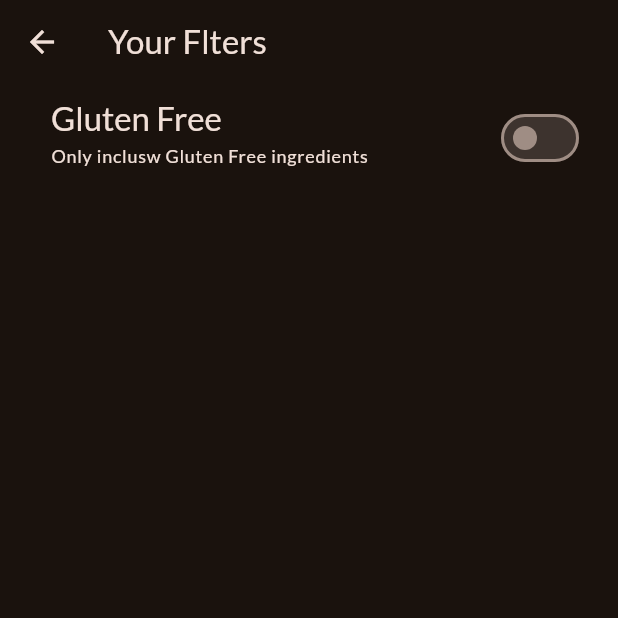
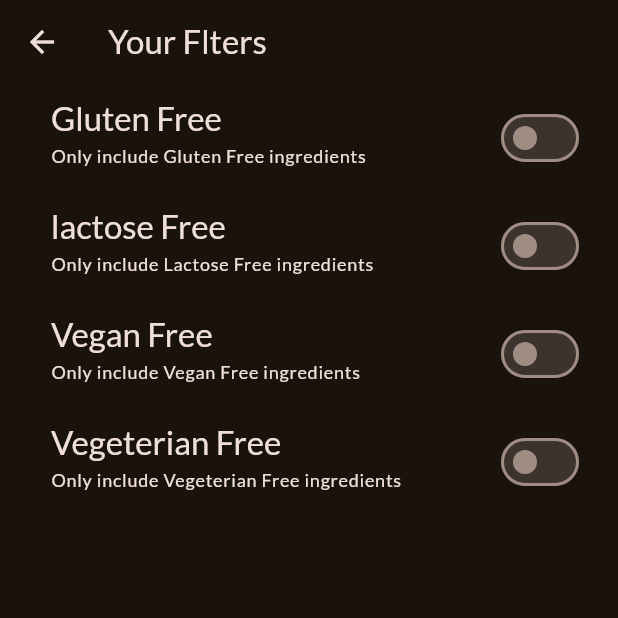
Before and after one commit to JoyChowdhury12/Super-Meals-App, a Flutter app: the FilterScreen screen opened directly with empty values, on a phone screen of 412 x 824 dp, the top half of it. Run offline on Flutter 3.47's test engine with Material 3 defaults, Android fonts, the phone set to English and light mode, and no system bars; our stand-ins replace google_fonts, transparent_image; statements that could not run were skipped.

Commit message:
Added the four feature in filters screen

```diff
--- a/lib/screens/filter_screen.dart
+++ b/lib/screens/filter_screen.dart
@@ -3,9 +3,11 @@ import 'package:flutter/material.dart';
 enum Filter { glutenFree, lactoseFree, vegeterianFree, veganFree }
 
 class FilterScreen extends StatefulWidget {
+  final currentFilters;
   final Map<Filter, bool> currrentFilters;
 
-  const FilterScreen({super.key, required this.currrentFilters});
+  const FilterScreen(
+      {super.key, required this.currrentFilters, this.currentFilters});
 
   @override
   State<FilterScreen> createState() => _FilterScreenState();
@@ -20,6 +22,9 @@ class _FilterScreenState extends State<FilterScreen> {
   @override
   void initState() {
     _glutenFreeFilterSet = widget.currrentFilters[Filter.glutenFree]!;
+    _lactoseFreeFilterSet = widget.currrentFilters[Filter.lactoseFree]!;
+    _veganFreeFilterSet = widget.currrentFilters[Filter.veganFree]!;
+    _vegeterianFreeFilterSet = widget.currrentFilters[Filter.vegeterianFree]!;
     super.initState();
   }
 
@@ -31,7 +36,12 @@ class _FilterScreenState extends State<FilterScreen> {
       ),
       body: WillPopScope(
         onWillPop: () async {
-          Navigator.of(context).pop({Filter.glutenFree: _glutenFreeFilterSet});
+          Navigator.of(context).pop({
+            Filter.glutenFree: _glutenFreeFilterSet,
+            Filter.lactoseFree: _lactoseFreeFilterSet,
+            Filter.veganFree: _veganFreeFilterSet,
+            Filter.vegeterianFree: _vegeterianFreeFilterSet,
+          });
           return false;
         },
         child: Column(
@@ -49,7 +59,67 @@ class _FilterScreenState extends State<FilterScreen> {
                     color: Theme.of(context).colorScheme.onBackground),
               ),
               subtitle: Text(
-                "Only inclusw Gluten Free ingredients",
+                "Only include Gluten Free ingredients",
+                style: Theme.of(context).textTheme.labelMedium!.copyWith(
+                    color: Theme.of(context).colorScheme.onBackground),
+              ),
+              activeColor: Theme.of(context).colorScheme.tertiary,
+              contentPadding: EdgeInsets.only(left: 34, right: 22),
+            ),
+            SwitchListTile(
+              value: _lactoseFreeFilterSet,
+              onChanged: (newValue) {
+                setState(() {
+                  _lactoseFreeFilterSet = newValue;
+                });
+              },
+              title: Text(
+                "lactose Free",
+                style: Theme.of(context).textTheme.titleLarge!.copyWith(
+                    color: Theme.of(context).colorScheme.onBackground),
+              ),
+              subtitle: Text(
+                "Only include Lactose Free ingredients",
+                style: Theme.of(context).textTheme.labelMedium!.copyWith(
+                    color: Theme.of(context).colorScheme.onBackground),
+              ),
+              activeColor: Theme.of(context).colorScheme.tertiary,
+              contentPadding: EdgeInsets.only(left: 34, right: 22),
+            ),
+            SwitchListTile(
+              value: _veganFreeFilterSet,
+              onChanged: (newValue) {
+                setState(() {
+                  _veganFreeFilterSet = newValue;
+                });
+              },
+              title: Text(
+                "Vegan Free",
+                style: Theme.of(context).textTheme.titleLarge!.copyWith(
+                    color: Theme.of(context).colorScheme.onBackground),
+              ),
+              subtitle: Text(
+                "Only include Vegan Free ingredients",
+                style: Theme.of(context).textTheme.labelMedium!.copyWith(
+                    color: Theme.of(context).colorScheme.onBackground),
+              ),
+              activeColor: Theme.of(context).colorScheme.tertiary,
+              contentPadding: EdgeInsets.only(left: 34, right: 22),
+            ),
+            SwitchListTile(
+              value: _vegeterianFreeFilterSet,
+              onChanged: (newValue) {
+                setState(() {
+                  _vegeterianFreeFilterSet = newValue;
+                });
+              },
+              title: Text(
+                "Vegeterian Free",
+                style: Theme.of(context).textTheme.titleLarge!.copyWith(
+                    color: Theme.of(context).colorScheme.onBackground),
+              ),
+              subtitle: Text(
+                "Only include Vegeterian Free ingredients",
                 style: Theme.of(context).textTheme.labelMedium!.copyWith(
                     color: Theme.of(context).colorScheme.onBackground),
               ),
--- a/lib/widgets/category_grid_item.dart
+++ b/lib/widgets/category_grid_item.dart
@@ -1,6 +1,5 @@
 import 'package:flutter/material.dart';
 import 'package:super_meals/models/category.dart';
-import 'package:super_meals/screens/meals_screen.dart';
 
 class CategoryGridItem extends StatelessWidget {
   final Category category;
```
Also changed, not shown: lib/screens/categories_screen.dart (+7 -2 lines), lib/screens/tab_screen.dart (+21 -0 lines).
